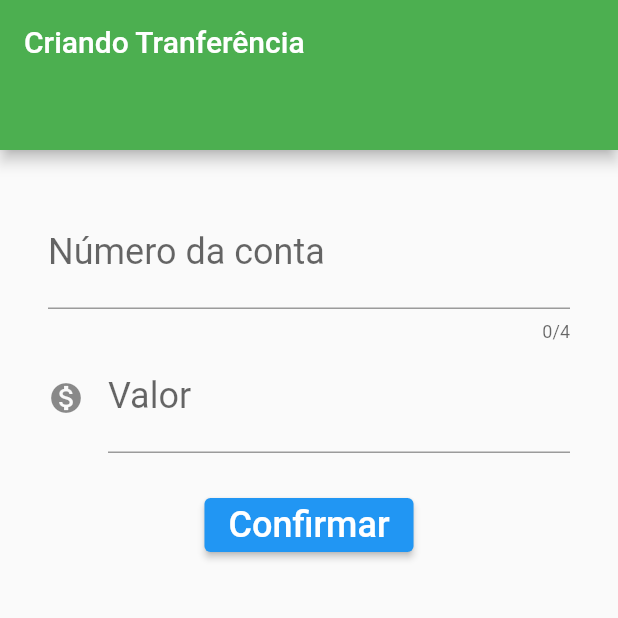
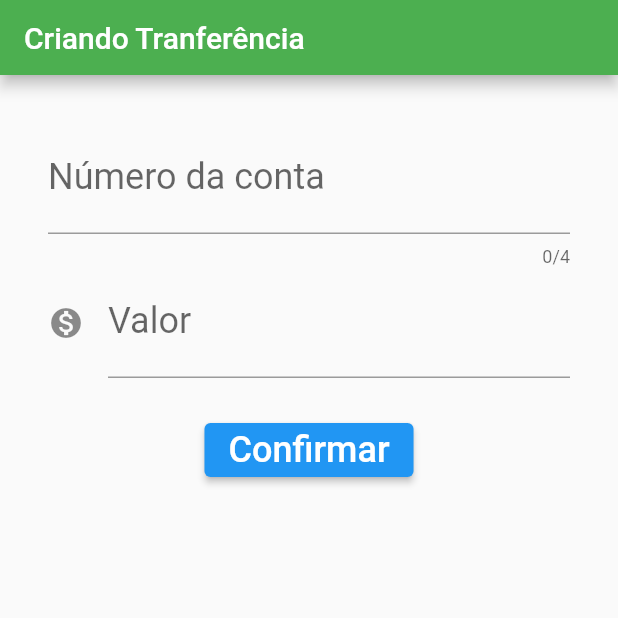
Before and after one commit to petersongit/bytebank, a Flutter app: the screen it shows after launch, after a tap on "Confirmar", on a phone screen of 412 x 824 dp, the top half of it. Run offline on Flutter 3.47's test engine with Material 2 defaults, Android fonts, the phone set to English and light mode, and no system bars; missing offline and left inert: dart:html.

Commit message:
Realizado ajustes na tela da cadastrad de transferencia

```diff
--- a/lib/tela/formularioTransferencia/AppBarListaFormulario.dart
+++ b/lib/tela/formularioTransferencia/AppBarListaFormulario.dart
@@ -12,5 +12,5 @@ class AppBarListaFormulario extends StatelessWidget implements PreferredSizeWidg
   }
 
   @override
-  Size get preferredSize =>Size.fromHeight(100);
+  Size get preferredSize =>Size.fromHeight(50);
 }
--- a/lib/tela/formularioTransferencia/FormularioTransferencia.dart
+++ b/lib/tela/formularioTransferencia/FormularioTransferencia.dart
@@ -1,8 +1,12 @@
 import 'package:flutter/material.dart';
 import 'AppBarListaFormulario.dart';
+import '../listaTransferencia/ItemTransferencia.dart';
 
 class FormularioTransferencia extends StatelessWidget {
-  const FormularioTransferencia({Key key}) : super(key: key);
+  //const FormularioTransferencia({Key key}) : super(key: key);
+
+  TextEditingController _controllerConta = TextEditingController();
+  TextEditingController _controllerValor = TextEditingController();
 
   @override
   Widget build(BuildContext context) {
@@ -15,6 +19,7 @@ class FormularioTransferencia extends StatelessWidget {
             TextField(
               keyboardType: TextInputType.number,
               style: TextStyle(fontSize: 24),
+              controller: _controllerConta,
               decoration: InputDecoration(
                   labelText: 'Número da conta', hintText: '0000'),
               maxLength: 4,
@@ -22,6 +27,7 @@ class FormularioTransferencia extends StatelessWidget {
             TextField(
               keyboardType: TextInputType.number,
               style: TextStyle(fontSize: 24),
+              controller: _controllerValor,
               decoration: InputDecoration(
                   labelText: 'Valor',
                   hintText: 'Valor',
@@ -36,7 +42,15 @@ class FormularioTransferencia extends StatelessWidget {
                     'Confirmar',
                     style: TextStyle(fontSize: 24),
                   ),
-                  onPressed: () {},
+                  onPressed: () {
+                    final int conta = int.tryParse(_controllerConta.text);
+                    final double valor = double.tryParse(_controllerValor.text);
+
+                    if (conta != null && valor != null) {
+                      Trasnferencia trasferebcia = Trasnferencia(conta, valor);
+                      print(trasferebcia.toString());
+                    }
+                  },
                 ),
               ),
             )
--- a/lib/tela/listaTransferencia/AppBarListaTransferencia.dart
+++ b/lib/tela/listaTransferencia/AppBarListaTransferencia.dart
@@ -7,7 +7,7 @@ class AppBarListaTransferencia extends StatelessWidget
   @override
   Widget build(BuildContext context) {
     return AppBar(
-      backgroundColor: Colors.green,
+      backgroundColor: Colors.blue,
       title: Text("Transfêrencias"),
     );
   }
--- a/lib/tela/listaTransferencia/ItemTransferencia.dart
+++ b/lib/tela/listaTransferencia/ItemTransferencia.dart
@@ -17,3 +17,16 @@ class ItemTransferencia extends StatelessWidget {
     );
   }
 }
+
+class Trasnferencia{
+  final int _conta;
+  final double _valor;
+
+
+  Trasnferencia(this._conta, this._valor);
+
+  @override
+  String toString() {
+    return 'Trasnferencia{_conta: $_conta, _valor: $_valor}';
+  }
+}
```
